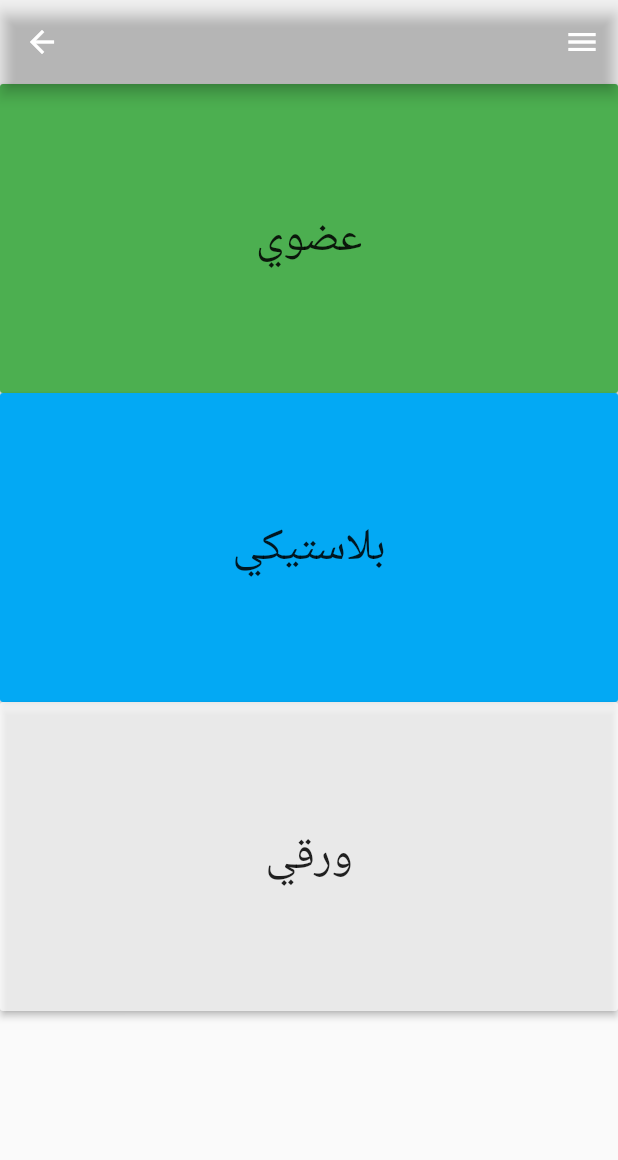
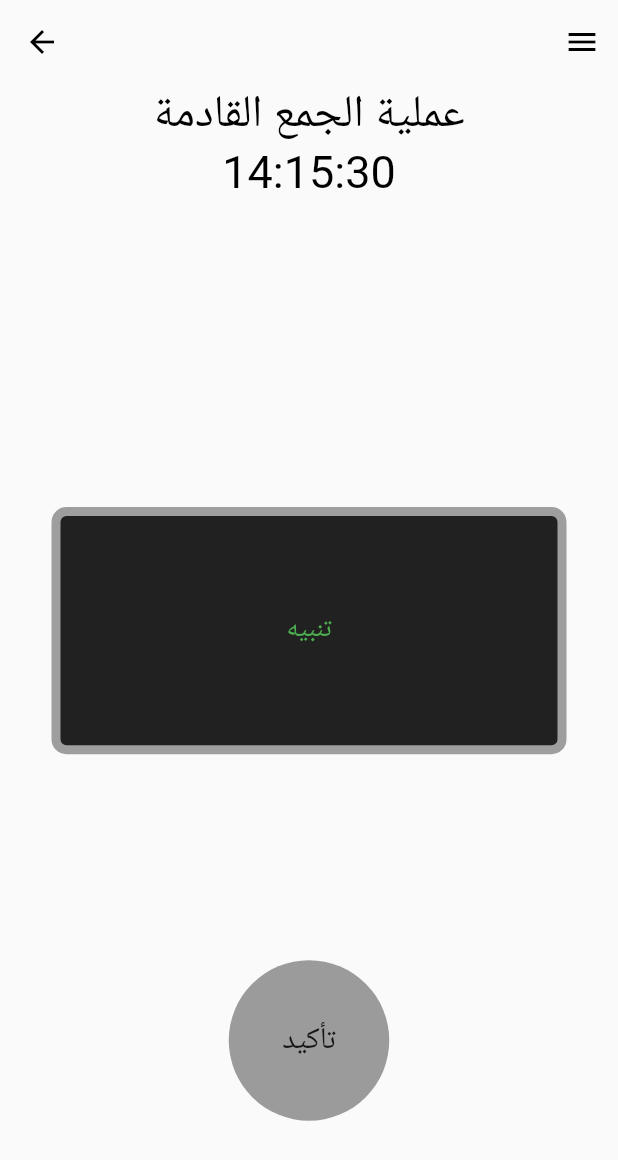
Before and after one commit to jimmy-khalifa/raskel-platform, a Flutter app: the SelectView screen opened directly, after a tap on "بلاستيكي", on a phone screen of 412 x 824 dp. Shown: the top 1160 px of the screen. Run offline on Flutter 3.47's test engine with Material 2 defaults, Android fonts, the light colour scheme and no system bars; drawn by our look-alikes of animated_text_kit; our stand-ins replace google_maps_flutter.

Commit message:
Add Map Viw

```diff
--- a/flutter_mobile/lib/screen/SelectView.dart
+++ b/flutter_mobile/lib/screen/SelectView.dart
@@ -1,25 +1,32 @@
 import 'package:flutter/material.dart';
 import 'headerDrawer.dart';
 import 'DrawerView.dart';
+import 'waitView.dart';
 class SelectView extends StatelessWidget {
   @override
   Widget build(BuildContext context) {
-    return  Scaffold(
-       appBar: AppBar(
-        backgroundColor: Colors.transparent,
-      ),
-     endDrawer:  DrawerView(),
-       body:
-         Center(
+    return Scaffold(
+        appBar: AppBar(
+          backgroundColor: Colors.transparent,
+           elevation: 0,
+          iconTheme: IconThemeData(color: Colors.black),
+
+        ),
+       endDrawer: DrawerView(),
+        body: Center(
             child: Container(
           child: Column(
             children: [
               SizedBox(
                 width: double.infinity,
-                height: MediaQuery.of(context).size.height/4,
+                height: MediaQuery.of(context).size.height / 5,
                 child: RaisedButton(
                   color: Colors.green,
-                  onPressed: () {},
+                  onPressed: () {
+                     Navigator.push(context,
+                     MaterialPageRoute(builder: (context)=> WaitView()),
+                     );
+                  },
                   child: Text(
                     'عضوي',
                     style: TextStyle(fontSize: 30),
@@ -28,23 +35,43 @@ class SelectView extends StatelessWidget {
               ),
               SizedBox(
                 width: double.infinity,
-                height: MediaQuery.of(context).size.height/4,
+                height: MediaQuery.of(context).size.height / 5,
                 child: RaisedButton(
                   color: Colors.lightBlue,
-                  onPressed: () {},
+                  onPressed: () {
+                    Navigator.push(context,
+                     MaterialPageRoute(builder: (context)=> WaitView()),
+                     );
+                  },
                   child: Text('بلاستيكي', style: TextStyle(fontSize: 30)),
                 ),
               ),
               SizedBox(
                 width: double.infinity,
-                height: MediaQuery.of(context).size.height/4,
+                height: MediaQuery.of(context).size.height / 5,
                 child: RaisedButton(
                   color: Colors.white70,
-                  onPressed: () {},
+                  onPressed: () {
+                     Navigator.push(context,
+                     MaterialPageRoute(builder: (context)=> WaitView()),
+                     );
+                  },
                   child: Text('ورقي', style: TextStyle(fontSize: 30)),
                 ),
               ),
-
+              SizedBox(
+                width: double.infinity,
+                height: MediaQuery.of(context).size.height / 5,
+                child: RaisedButton(
+                  color: Colors.white70,
+                  onPressed: () {
+                     Navigator.push(context,
+                     MaterialPageRoute(builder: (context)=> WaitView()),
+                     );
+                  },
+                  child: Text('مختلط', style: TextStyle(fontSize: 30)),
+                ),
+              ),
             ],
           ),
         )));
--- /dev/null
+++ b/flutter_mobile/lib/screen/waitView.dart
@@ -0,0 +1,91 @@
+import 'package:flutter/material.dart';
+import 'headerDrawer.dart';
+import 'DrawerView.dart';
+import 'package:animated_text_kit/animated_text_kit.dart';
+import 'mapView.dart';
+
+class WaitView extends StatelessWidget {
+  const WaitView({Key? key}) : super(key: key);
+
+  @override
+  Widget build(BuildContext context) {
+    return Scaffold(
+        appBar: AppBar(
+          backgroundColor: Colors.transparent,
+          elevation: 0,
+          iconTheme: IconThemeData(color: Colors.black),
+        ),
+        endDrawer: DrawerView(),
+        body: Container(
+            child: Column(
+          children: [
+            Text("عملية الجمع القادمة",
+                style: TextStyle(fontSize: 30, color: Colors.black)),
+            Text("14:15:30",
+                style: TextStyle(fontSize: 30, color: Colors.black)),
+            Padding(
+                padding: EdgeInsets.only(
+                    top: MediaQuery.of(context).size.height / 4)),
+            SizedBox(
+                width: MediaQuery.of(context).size.width / 1.2,
+                height: MediaQuery.of(context).size.height / 5,
+                child: DecoratedBox(
+                  decoration: BoxDecoration(
+                    color: Colors.black87,
+                    border: Border.all(
+                        color: Colors.grey,
+                        width: 6.0,
+                        style: BorderStyle.solid), //Border.all
+
+                    borderRadius: BorderRadius.only(
+                      topLeft: Radius.circular(10.0),
+                      topRight: Radius.circular(10.0),
+                      bottomLeft: Radius.circular(10.0),
+                      bottomRight: Radius.circular(10.0),
+                    ),
+                  ),
+                  child: Center(
+                    child: DefaultTextStyle(
+                      style:
+                          const TextStyle(fontSize: 18.0, color: Colors.green),
+                      child: AnimatedTextKit(
+                        pause: Duration(milliseconds: 300),
+                        repeatForever: true,
+                        animatedTexts: [
+                          FadeAnimatedText('تنبيه'),
+                          FadeAnimatedText(
+                              'عليكم إخراج كيس القمامة قبل خمس عشرة دقيقة'),
+                          FadeAnimatedText('من وصول شاحنة جمع النفايات'),
+                          FadeAnimatedText('نرجو التثبت عند إخراج كيس القمامة'),
+                          FadeAnimatedText('من وضعه في مكان بعيد عن الطريق'),
+                          FadeAnimatedText('عند عدم وجود كيس القمامة'),
+                          FadeAnimatedText('تواصل الشاحنة تقدمها'),
+                        ],
+                      ),
+                    ),
+                  ),
+                )),
+            Padding(
+                padding: EdgeInsets.only(
+                    top: MediaQuery.of(context).size.height / 6)),
+            Align(
+                alignment: FractionalOffset.bottomCenter,
+                child: FlatButton(
+                  shape: CircleBorder(),
+                  padding: EdgeInsets.all(40),
+                  color: Colors.black38,
+                  onPressed: () {
+                     Navigator.push(
+                          context,
+                          MaterialPageRoute(
+                              builder: (context) => MapView()));
+                  },
+                  child: Text('تأكيد',
+                      style: (TextStyle(
+                        fontSize: 20,
+                      ))),
+                ))
+          ],
+        )));
+  }
+}
--- a/flutter_mobile/pubspec.yaml
+++ b/flutter_mobile/pubspec.yaml
@@ -31,9 +31,12 @@ dependencies:
     sdk: flutter
 
 
+
   # The following adds the Cupertino Icons font to your application.
   # Use with the CupertinoIcons class for iOS style icons.
   cupertino_icons: ^1.0.2
+  animated_text_kit: ^4.2.1
+  google_maps_flutter: ^2.0.11
 
 dev_dependencies:
   flutter_test:
```
Also changed, not shown: flutter_mobile/lib/main.dart (+12 -15 lines), flutter_mobile/lib/screen/GoogleMapView.dart (added, +20 -0 lines), flutter_mobile/lib/screen/mapView.dart (added, +25 -0 lines), flutter_mobile/pubspec.lock, 2 other files.
